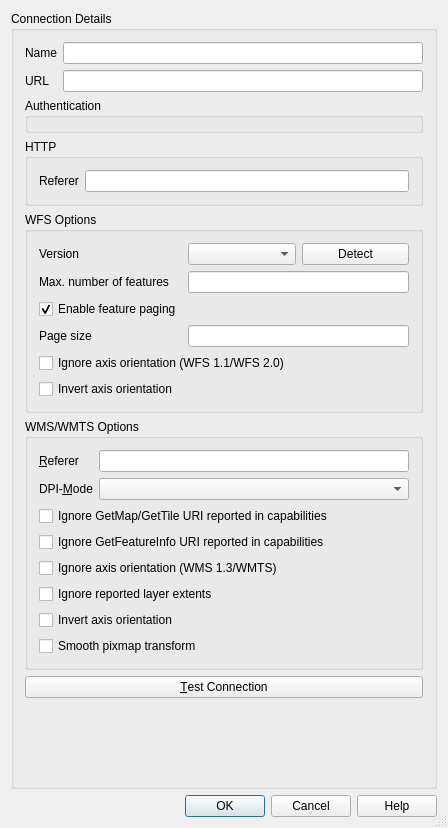
First picture: the form in src/ui/qgsnewhttpconnectionbase.ui, repository carsmie/QGIS, before the edit.
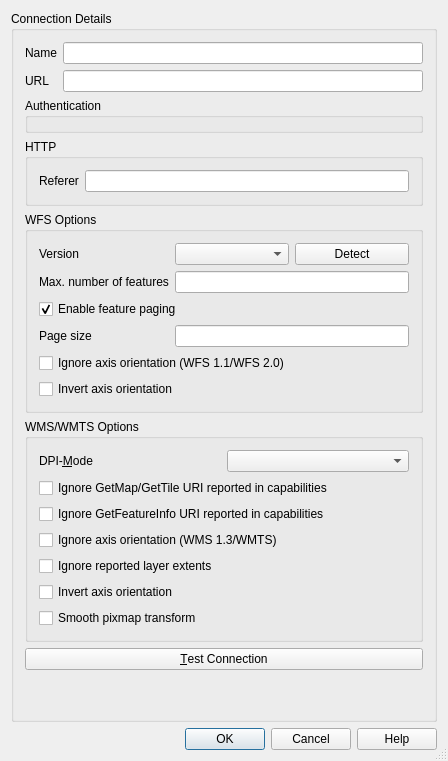
Second picture: the form after the edit. Custom widgets are drawn as their Qt base class.

Commit message: use standard "Referer" field in the new WMS connection dialog instead of custom field in the WMS options group

```diff
--- a/src/ui/qgsnewhttpconnectionbase.ui
+++ b/src/ui/qgsnewhttpconnectionbase.ui
@@ -7,7 +7,7 @@
     <x>0</x>
     <y>0</y>
     <width>448</width>
-    <height>828</height>
+    <height>761</height>
    </rect>
   </property>
   <property name="windowTitle">
@@ -103,41 +103,44 @@
         </property>
         <layout class="QGridLayout" name="gridLayout_2">
          <item row="3" column="0" colspan="2">
+          <widget class="QCheckBox" name="cbxWmsIgnoreAxisOrientation">
+           <property name="text">
+            <string>Ignore axis orientation (WMS 1.3/WMTS)</string>
+           </property>
+          </widget>
+         </item>
+         <item row="2" column="0" colspan="2">
           <widget class="QCheckBox" name="cbxIgnoreGetFeatureInfoURI">
            <property name="text">
             <string>Ignore GetFeatureInfo URI reported in capabilities</string>
            </property>
           </widget>
          </item>
-         <item row="2" column="0" colspan="2">
+         <item row="1" column="0" colspan="2">
           <widget class="QCheckBox" name="cbxIgnoreGetMapURI">
            <property name="text">
             <string>Ignore GetMap/GetTile URI reported in capabilities</string>
            </property>
           </widget>
          </item>
-         <item row="4" column="0" colspan="2">
-          <widget class="QCheckBox" name="cbxWmsIgnoreAxisOrientation">
-           <property name="text">
-            <string>Ignore axis orientation (WMS 1.3/WMTS)</string>
-           </property>
-          </widget>
-         </item>
-         <item row="10" column="0" colspan="2">
+         <item row="9" column="0" colspan="2">
           <widget class="QCheckBox" name="cbxSmoothPixmapTransform">
            <property name="text">
             <string>Smooth pixmap transform</string>
            </property>
           </widget>
          </item>
-         <item row="6" column="0" colspan="2">
+         <item row="5" column="0" colspan="2">
           <widget class="QCheckBox" name="cbxWmsInvertAxisOrientation">
            <property name="text">
             <string>Invert axis orientation</string>
            </property>
           </widget>
          </item>
-         <item row="1" column="0">
+         <item row="0" column="1">
+          <widget class="QComboBox" name="cmbDpiMode"/>
+         </item>
+         <item row="0" column="0">
           <widget class="QLabel" name="lblDpiMode">
            <property name="text">
             <string>DPI-&amp;Mode</string>
@@ -147,23 +150,7 @@
            </property>
           </widget>
          </item>
-         <item row="0" column="1">
-          <widget class="QLineEdit" name="txtReferer"/>
-         </item>
-         <item row="0" column="0">
-          <widget class="QLabel" name="lblReferer">
-           <property name="text">
-            <string>&amp;Referer</string>
-           </property>
-           <property name="buddy">
-            <cstring>txtReferer</cstring>
-           </property>
-          </widget>
-         </item>
-         <item row="1" column="1">
-          <widget class="QComboBox" name="cmbDpiMode"/>
-         </item>
-         <item row="5" column="0" colspan="2">
+         <item row="4" column="0" colspan="2">
           <widget class="QCheckBox" name="cbxWmsIgnoreReportedLayerExtents">
            <property name="text">
             <string>Ignore reported layer extents</string>
@@ -173,46 +160,12 @@
         </layout>
        </widget>
       </item>
-      <item row="6" column="0">
-       <spacer name="verticalSpacer">
-        <property name="orientation">
-         <enum>Qt::Vertical</enum>
-        </property>
-        <property name="sizeHint" stdset="0">
-         <size>
-          <width>0</width>
-          <height>0</height>
-         </size>
-        </property>
-       </spacer>
-      </item>
       <item row="3" column="0" colspan="2">
        <widget class="QGroupBox" name="mWfsOptionsGroupBox">
         <property name="title">
          <string>WFS Options</string>
         </property>
-        <layout class="QGridLayout" name="gridLayout1">
-         <item row="4" column="0" colspan="2">
-          <widget class="QCheckBox" name="cbxWfsIgnoreAxisOrientation">
-           <property name="text">
-            <string>Ignore axis orientation (WFS 1.1/WFS 2.0)</string>
-           </property>
-          </widget>
-         </item>
-         <item row="5" column="0" colspan="2">
-          <widget class="QCheckBox" name="cbxWfsInvertAxisOrientation">
-           <property name="text">
-            <string>Invert axis orientation</string>
-           </property>
-          </widget>
-         </item>
-         <item row="1" column="0">
-          <widget class="QLabel" name="lblMaxNumFeatures">
-           <property name="text">
-            <string>Max. number of features</string>
-           </property>
-          </widget>
-         </item>
+        <layout class="QGridLayout" name="gridLayout">
          <item row="0" column="0">
           <widget class="QLabel" name="lblVersion">
            <property name="text">
@@ -220,37 +173,30 @@
            </property>
           </widget>
          </item>
-         <item row="1" column="1">
+         <item row="0" column="1">
+          <widget class="QComboBox" name="cmbVersion"/>
+         </item>
+         <item row="0" column="2">
+          <widget class="QPushButton" name="mWfsVersionDetectButton">
+           <property name="text">
+            <string>Detect</string>
+           </property>
+          </widget>
+         </item>
+         <item row="1" column="0">
+          <widget class="QLabel" name="lblMaxNumFeatures">
+           <property name="text">
+            <string>Max. number of features</string>
+           </property>
+          </widget>
+         </item>
+         <item row="1" column="1" colspan="2">
           <widget class="QLineEdit" name="txtMaxNumFeatures">
            <property name="toolTip">
             <string>&lt;html&gt;&lt;head/&gt;&lt;body&gt;&lt;p&gt;Enter a number to limit the maximum number of features retrieved per feature request. If let to empty, no limit is set.&lt;/p&gt;&lt;/body&gt;&lt;/html&gt;</string>
            </property>
           </widget>
          </item>
-         <item row="0" column="1">
-          <layout class="QHBoxLayout" name="layoutWfsVersion">
-           <item>
-            <widget class="QComboBox" name="cmbVersion"/>
-           </item>
-           <item>
-            <widget class="QPushButton" name="mWfsVersionDetectButton">
-             <property name="text">
-              <string>Detect</string>
-             </property>
-            </widget>
-           </item>
-          </layout>
-         </item>
-         <item row="2" column="0">
-          <widget class="QCheckBox" name="cbxWfsFeaturePaging">
-           <property name="text">
-            <string>Enable feature paging</string>
-           </property>
-           <property name="checked">
-            <bool>true</bool>
-           </property>
-          </widget>
-         </item>
          <item row="3" column="0">
           <widget class="QLabel" name="lblPageSize">
            <property name="text">
@@ -258,13 +204,37 @@
            </property>
           </widget>
          </item>
-         <item row="3" column="1">
+         <item row="3" column="1" colspan="2">
           <widget class="QLineEdit" name="txtPageSize">
            <property name="toolTip">
             <string>&lt;html&gt;&lt;head/&gt;&lt;body&gt;&lt;p&gt;Enter a number to limit the maximum number of features retrieved in a single GetFeature request when paging is enabled. If let to empty, server default will apply.&lt;/p&gt;&lt;/body&gt;&lt;/html&gt;</string>
            </property>
           </widget>
          </item>
+         <item row="4" column="0" colspan="3">
+          <widget class="QCheckBox" name="cbxWfsIgnoreAxisOrientation">
+           <property name="text">
+            <string>Ignore axis orientation (WFS 1.1/WFS 2.0)</string>
+           </property>
+          </widget>
+         </item>
+         <item row="2" column="0" colspan="3">
+          <widget class="QCheckBox" name="cbxWfsFeaturePaging">
+           <property name="text">
+            <string>Enable feature paging</string>
+           </property>
+           <property name="checked">
+            <bool>true</bool>
+           </property>
+          </widget>
+         </item>
+         <item row="5" column="0" colspan="3">
+          <widget class="QCheckBox" name="cbxWfsInvertAxisOrientation">
+           <property name="text">
+            <string>Invert axis orientation</string>
+           </property>
+          </widget>
+         </item>
         </layout>
        </widget>
       </item>
@@ -325,6 +295,19 @@
         </layout>
        </widget>
       </item>
+      <item row="6" column="0" colspan="2">
+       <spacer name="verticalSpacer">
+        <property name="orientation">
+         <enum>Qt::Vertical</enum>
+        </property>
+        <property name="sizeHint" stdset="0">
+         <size>
+          <width>0</width>
+          <height>0</height>
+         </size>
+        </property>
+       </spacer>
+      </item>
      </layout>
     </widget>
    </item>
```
Left out of the diff: 1 changed line with no effect on the pictures. The commit also changes 2 other files.
